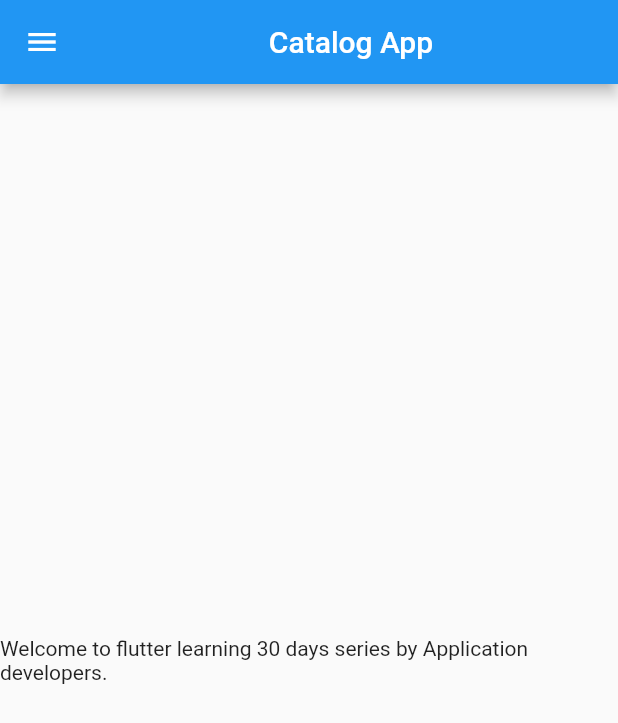
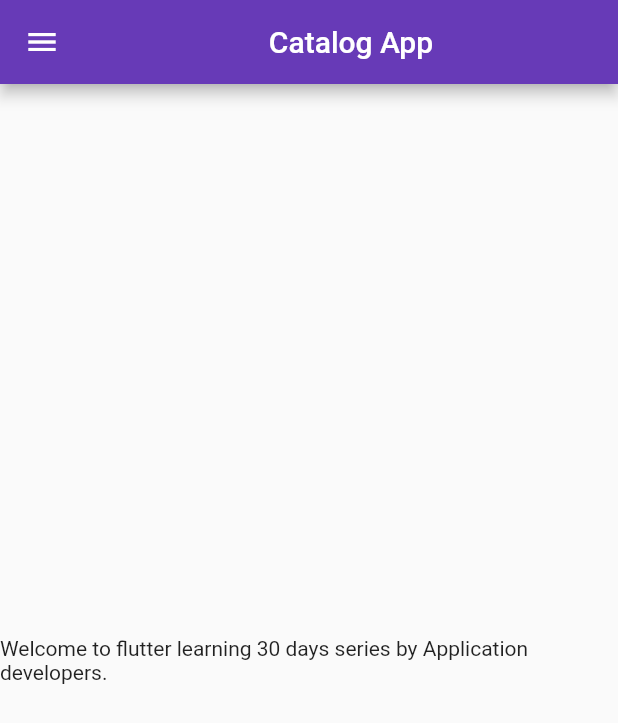
Before and after one commit to rabindra-dahal/Flutter-learning-catalog-app, a Flutter app: the screen it shows after launch, on a phone screen of 412 x 824 dp. Shown: the top 723 px of the screen. Run offline on Flutter 3.47's test engine with Material 2 defaults, Android fonts, the phone set to English and light mode, and no system bars.

Commit message:
day 3 completed and learnt about theme, routes

```diff
--- a/lib/main.dart
+++ b/lib/main.dart
@@ -1,15 +1,15 @@
 import 'package:flutter/material.dart';
-import 'package:learning_basics/home_page.dart';
+import 'package:learning_basics/pages/home_page.dart';
+import 'package:learning_basics/pages/login_page.dart';
 
 void main() {
   runApp(MyApp());
 }
 
 class MyApp extends StatelessWidget {
-  // const MyApp({Key? key}) : super(key: key);
-  double pi = 3.14;
-  bool isMale = true;
-  num temperature = 30.5;//takes both integer and double
+  final double pi = 3.14;
+  final bool isMale = true;
+  final num temperature = 30.5;//takes both integer and double
   var day = "Sunday"; //compile at runtime and resolve type
   static const  gravity = 9.8; //constant like universal constants
 
@@ -17,7 +17,20 @@ class MyApp extends StatelessWidget {
   @override
   Widget build(BuildContext context) {
     return MaterialApp(
-      home:HomePage()
+      // home:HomePage(),
+      themeMode: ThemeMode.light,
+      theme: ThemeData(
+        primarySwatch: Colors.deepPurple
+      ),
+      darkTheme: ThemeData(
+          brightness: Brightness.dark,
+      ),
+      initialRoute: "/home",
+      routes: {
+        "/": (context) => LoginPage(),
+        "/home": (context) => HomePage(),
+        "/login": (context) => LoginPage()
+      },
     );
   }
 }
```
Also changed, not shown: lib/pages/login_page.dart (added, +23 -0 lines), lib/pages/home_page.dart (renamed from lib/home_page.dart).
